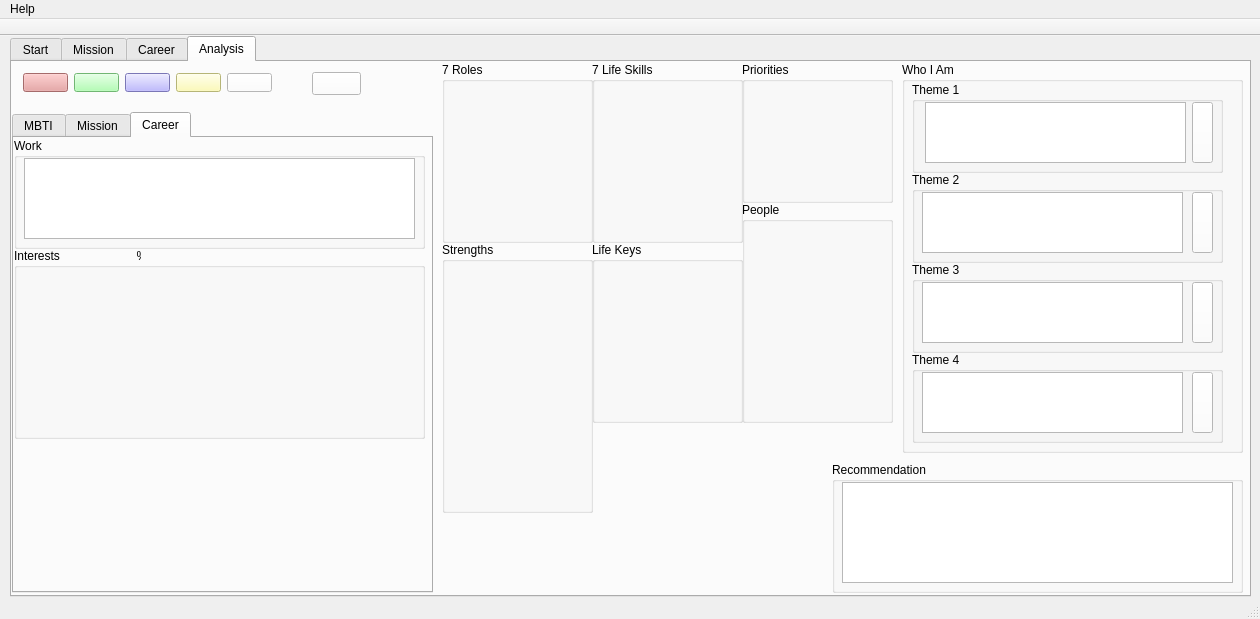
Above: src/prothesis-gui/mainwindow.ui from egeldenhuys/prothesis before the change. Below: the same form after it.
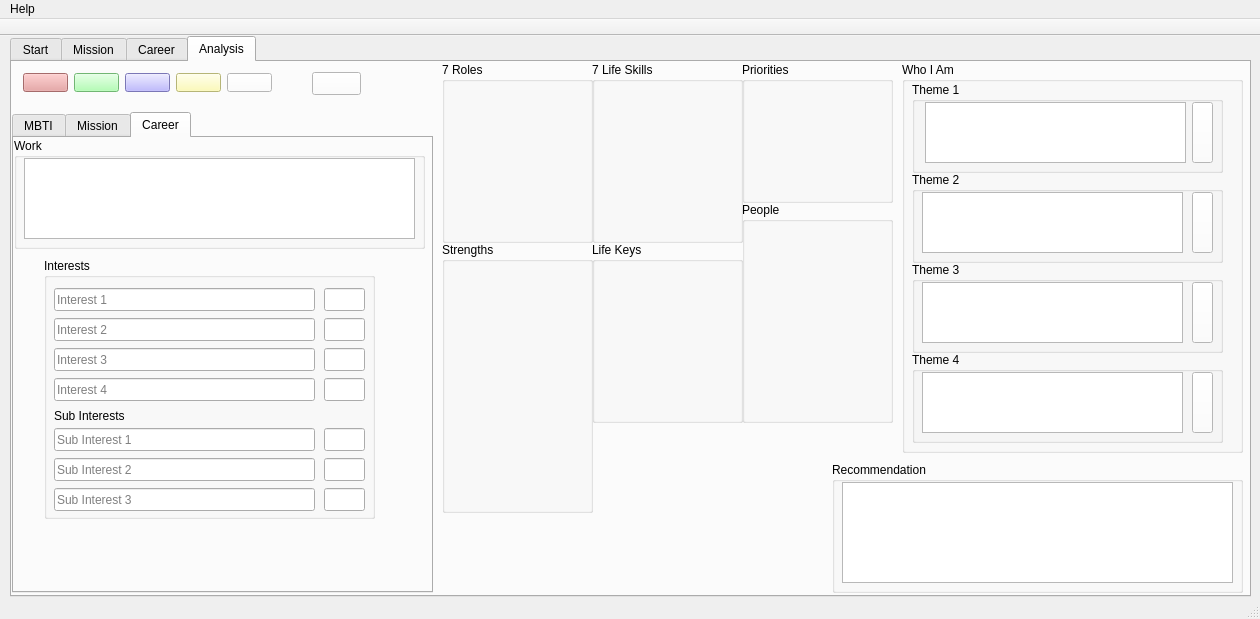
That is the form after the change. The open tabs and pages were chosen to show the change. Custom widgets are drawn as their Qt base class.

Commit message: Connect Interests to sources

The edit to the form file:
```diff
--- a/src/prothesis-gui/mainwindow.ui
+++ b/src/prothesis-gui/mainwindow.ui
@@ -5430,15 +5430,252 @@
        <widget class="QGroupBox" name="groupBox_38">
         <property name="geometry">
          <rect>
-          <x>0</x>
-          <y>110</y>
-          <width>411</width>
-          <height>191</height>
+          <x>30</x>
+          <y>120</y>
+          <width>331</width>
+          <height>261</height>
          </rect>
         </property>
         <property name="title">
-         <string>Interests                       %</string>
+         <string>Interests                                                                                %</string>
         </property>
+        <widget class="QLineEdit" name="txtInterestAnalysis_1">
+         <property name="geometry">
+          <rect>
+           <x>10</x>
+           <y>30</y>
+           <width>261</width>
+           <height>23</height>
+          </rect>
+         </property>
+         <property name="readOnly">
+          <bool>true</bool>
+         </property>
+         <property name="placeholderText">
+          <string>Interest 1</string>
+         </property>
+        </widget>
+        <widget class="QLineEdit" name="txtInterestAnalysis_2">
+         <property name="geometry">
+          <rect>
+           <x>10</x>
+           <y>60</y>
+           <width>261</width>
+           <height>23</height>
+          </rect>
+         </property>
+         <property name="readOnly">
+          <bool>true</bool>
+         </property>
+         <property name="placeholderText">
+          <string>Interest 2</string>
+         </property>
+        </widget>
+        <widget class="QLineEdit" name="txtInterestAnalysis_3">
+         <property name="geometry">
+          <rect>
+           <x>10</x>
+           <y>90</y>
+           <width>261</width>
+           <height>23</height>
+          </rect>
+         </property>
+         <property name="readOnly">
+          <bool>true</bool>
+         </property>
+         <property name="placeholderText">
+          <string>Interest 3</string>
+         </property>
+        </widget>
+        <widget class="QLineEdit" name="txtInterestAnalysis_4">
+         <property name="geometry">
+          <rect>
+           <x>10</x>
+           <y>120</y>
+           <width>261</width>
+           <height>23</height>
+          </rect>
+         </property>
+         <property name="readOnly">
+          <bool>true</bool>
+         </property>
+         <property name="placeholderText">
+          <string>Interest 4</string>
+         </property>
+        </widget>
+        <widget class="QLabel" name="lblSubInterests_2">
+         <property name="geometry">
+          <rect>
+           <x>10</x>
+           <y>150</y>
+           <width>91</width>
+           <height>16</height>
+          </rect>
+         </property>
+         <property name="text">
+          <string>Sub Interests</string>
+         </property>
+        </widget>
+        <widget class="QLineEdit" name="txtSubInterestAnalysis_1">
+         <property name="geometry">
+          <rect>
+           <x>10</x>
+           <y>170</y>
+           <width>261</width>
+           <height>23</height>
+          </rect>
+         </property>
+         <property name="readOnly">
+          <bool>true</bool>
+         </property>
+         <property name="placeholderText">
+          <string>Sub Interest 1</string>
+         </property>
+        </widget>
+        <widget class="QLineEdit" name="txtSubInterestAnalysis_2">
+         <property name="geometry">
+          <rect>
+           <x>10</x>
+           <y>200</y>
+           <width>261</width>
+           <height>23</height>
+          </rect>
+         </property>
+         <property name="readOnly">
+          <bool>true</bool>
+         </property>
+         <property name="placeholderText">
+          <string>Sub Interest 2</string>
+         </property>
+        </widget>
+        <widget class="QLineEdit" name="txtSubInterestAnalysis_3">
+         <property name="geometry">
+          <rect>
+           <x>10</x>
+           <y>230</y>
+           <width>261</width>
+           <height>23</height>
+          </rect>
+         </property>
+         <property name="readOnly">
+          <bool>true</bool>
+         </property>
+         <property name="placeholderText">
+          <string>Sub Interest 3</string>
+         </property>
+        </widget>
+        <widget class="QLineEdit" name="txtIntPercAnalysis_1">
+         <property name="geometry">
+          <rect>
+           <x>280</x>
+           <y>30</y>
+           <width>41</width>
+           <height>23</height>
+          </rect>
+         </property>
+         <property name="readOnly">
+          <bool>true</bool>
+         </property>
+         <property name="placeholderText">
+          <string/>
+         </property>
+        </widget>
+        <widget class="QLineEdit" name="txtIntPercAnalysis_2">
+         <property name="geometry">
+          <rect>
+           <x>280</x>
+           <y>60</y>
+           <width>41</width>
+           <height>23</height>
+          </rect>
+         </property>
+         <property name="readOnly">
+          <bool>true</bool>
+         </property>
+         <property name="placeholderText">
+          <string/>
+         </property>
+        </widget>
+        <widget class="QLineEdit" name="txtIntPercAnalysis_3">
+         <property name="geometry">
+          <rect>
+           <x>280</x>
+           <y>90</y>
+           <width>41</width>
+           <height>23</height>
+          </rect>
+         </property>
+         <property name="readOnly">
+          <bool>true</bool>
+         </property>
+         <property name="placeholderText">
+          <string/>
+         </property>
+        </widget>
+        <widget class="QLineEdit" name="txtIntPercAnalysis_4">
+         <property name="geometry">
+          <rect>
+           <x>280</x>
+           <y>120</y>
+           <width>41</width>
+           <height>23</height>
+          </rect>
+         </property>
+         <property name="readOnly">
+          <bool>true</bool>
+         </property>
+         <property name="placeholderText">
+          <string/>
+         </property>
+        </widget>
+        <widget class="QLineEdit" name="txtSubIntPercAnalysis_1">
+         <property name="geometry">
+          <rect>
+           <x>280</x>
+           <y>170</y>
+           <width>41</width>
+           <height>23</height>
+          </rect>
+         </property>
+         <property name="readOnly">
+          <bool>true</bool>
+         </property>
+         <property name="placeholderText">
+          <string/>
+         </property>
+        </widget>
+        <widget class="QLineEdit" name="txtSubIntPercAnalysis_2">
+         <property name="geometry">
+          <rect>
+           <x>280</x>
+           <y>200</y>
+           <width>41</width>
+           <height>23</height>
+          </rect>
+         </property>
+         <property name="readOnly">
+          <bool>true</bool>
+         </property>
+         <property name="placeholderText">
+          <string/>
+         </property>
+        </widget>
+        <widget class="QLineEdit" name="txtSubIntPercAnalysis_3">
+         <property name="geometry">
+          <rect>
+           <x>280</x>
+           <y>230</y>
+           <width>41</width>
+           <height>23</height>
+          </rect>
+         </property>
+         <property name="readOnly">
+          <bool>true</bool>
+         </property>
+         <property name="placeholderText">
+          <string/>
+         </property>
+        </widget>
        </widget>
       </widget>
      </widget>
```
Left out of the diff: 77 changed lines with no effect on the pictures. The commit also changes 1 other file.
